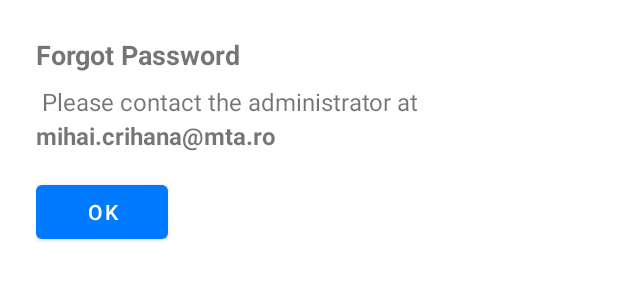
After one commit to dragoscrihana/CredCheck, an Android app: the layout dialog_forgot_password.xml on its own in the app's theme, with its tools: preview values and no code run, on a phone screen of 412 x 824 dp. The commit adds this screen. Shown: the top 300 px of the screen. Run offline under Robolectric (Android 15) with nearby library versions, the phone set to English and light mode, and no system bars.

Commit message:
added forgot password functionality

```diff
--- a/app/src/main/java/com/example/credcheck/LoginActivity.java
+++ b/app/src/main/java/com/example/credcheck/LoginActivity.java
@@ -2,12 +2,15 @@ package com.example.credcheck;
 
 import android.content.Intent;
 import android.os.Bundle;
+import android.view.View;
 import android.widget.Button;
 import android.widget.EditText;
 import android.widget.TextView;
 import android.widget.Toast;
 
 import androidx.appcompat.app.AppCompatActivity;
+
+import com.google.android.material.bottomsheet.BottomSheetDialog;
 
 public class LoginActivity extends AppCompatActivity {
 
@@ -33,7 +36,8 @@ public class LoginActivity extends AppCompatActivity {
             String username = usernameInput.getText().toString();
             String password = passwordInput.getText().toString();
 
-            if (userRepo.validateLogin(username, password)) {
+            //if (userRepo.validateLogin(username, password)) {
+            if (true == true) {
                 startActivity(new Intent(this, MainActivity.class));
                 finish();
             } else {
@@ -42,7 +46,15 @@ public class LoginActivity extends AppCompatActivity {
         });
 
         forgotPassword.setOnClickListener(v -> {
-            // TODO: Add forgot password flow here
+            View dialogView = getLayoutInflater().inflate(R.layout.dialog_forgot_password, null);
+            BottomSheetDialog dialog = new BottomSheetDialog(LoginActivity.this);
+            dialog.setContentView(dialogView);
+
+            Button okButton = dialogView.findViewById(R.id.okButton);
+            okButton.setOnClickListener(view -> dialog.dismiss());
+
+            dialog.show();
         });
+
     }
 }
--- a/app/src/main/java/com/example/credcheck/SplashActivity.java
+++ b/app/src/main/java/com/example/credcheck/SplashActivity.java
@@ -9,7 +9,7 @@ import androidx.appcompat.app.AppCompatDelegate;
 
 public class SplashActivity extends AppCompatActivity {
 
-    private static final int SPLASH_TIME = 2000; // 2 seconds
+    private static final int SPLASH_TIME = 2000;
 
     @Override
     protected void onCreate(Bundle savedInstanceState) {
--- a/app/src/main/java/com/example/credcheck/TransactionAdapter.java
+++ b/app/src/main/java/com/example/credcheck/TransactionAdapter.java
@@ -36,13 +36,11 @@ public class TransactionAdapter extends ArrayAdapter<TransactionModel> {
         transactionIdView.setText(transaction.getTransactionId());
         lastUpdatedView.setText("Last updated: " + transaction.getLastUpdated());
 
-        // Toggle transaction expand/collapse
         convertView.setOnClickListener(v -> {
             transaction.setExpanded(!transaction.isExpanded());
             notifyDataSetChanged();
         });
 
-        // Show/hide events
         eventsContainer.removeAllViews();
         if (transaction.isExpanded()) {
             eventsContainer.setVisibility(View.VISIBLE);
@@ -53,7 +51,6 @@ public class TransactionAdapter extends ArrayAdapter<TransactionModel> {
 
                 eventTitle.setText(event.getEvent() + " - " + event.getActor());
 
-                // Toggle event expand/collapse
                 eventView.setOnClickListener(view -> {
                     event.setExpanded(!event.isExpanded());
                     notifyDataSetChanged();
--- a/app/src/main/java/com/example/credcheck/UserDatabaseHelper.java
+++ b/app/src/main/java/com/example/credcheck/UserDatabaseHelper.java
@@ -1,4 +1,3 @@
-// UserDatabaseHelper.java
 package com.example.credcheck;
 
 import android.content.Context;
--- a/app/src/main/res/drawable/spinner_dropdown_background.xml
+++ b/app/src/main/res/drawable/spinner_dropdown_background.xml
@@ -2,7 +2,7 @@
 <shape xmlns:android="http://schemas.android.com/apk/res/android"
     android:shape="rectangle">
 
-    <solid android:color="#FFFFFF" /> <!-- or use @color/white -->
+    <solid android:color="#FFFFFF" />
     <corners android:radius="12dp" />
     <stroke android:width="1dp" android:color="#CCCCCC" />
 </shape>
--- /dev/null
+++ b/app/src/main/res/layout/dialog_forgot_password.xml
@@ -0,0 +1,31 @@
+<?xml version="1.0" encoding="utf-8"?>
+<LinearLayout xmlns:android="http://schemas.android.com/apk/res/android"
+    android:orientation="vertical"
+    android:padding="24dp"
+    android:background="?android:windowBackground"
+    android:layout_width="match_parent"
+    android:layout_height="wrap_content">
+
+    <TextView
+        android:text="Forgot Password"
+        android:textStyle="bold"
+        android:textSize="18sp"
+        android:layout_marginBottom="8dp"
+        android:layout_width="wrap_content"
+        android:layout_height="wrap_content"/>
+
+    <TextView
+        android:layout_width="wrap_content"
+        android:layout_height="wrap_content"
+        android:text="@string/forgot_password_message"
+        android:textSize="16sp"
+        android:lineSpacingExtra="4dp"/>
+
+    <Button
+        android:id="@+id/okButton"
+        android:layout_marginTop="16dp"
+        android:text="OK"
+        android:layout_width="wrap_content"
+        android:layout_height="wrap_content"
+        />
+</LinearLayout>
--- a/app/src/main/res/values/strings.xml
+++ b/app/src/main/res/values/strings.xml
@@ -8,4 +8,9 @@
         <item>Dark</item>
     </string-array>
 
+    <string name="forgot_password_message">
+    Please contact the administrator at <b>mihai.crihana@mta.ro</b>
+    </string>
+
+
 </resources>
```
